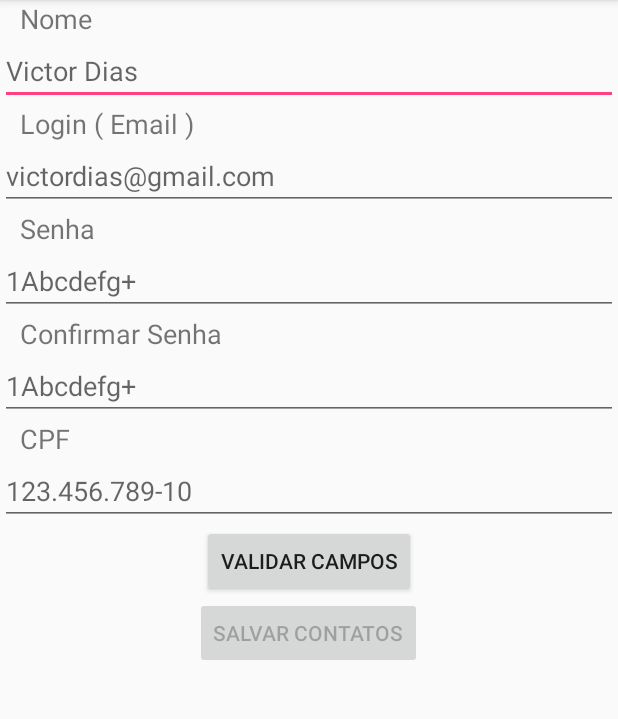
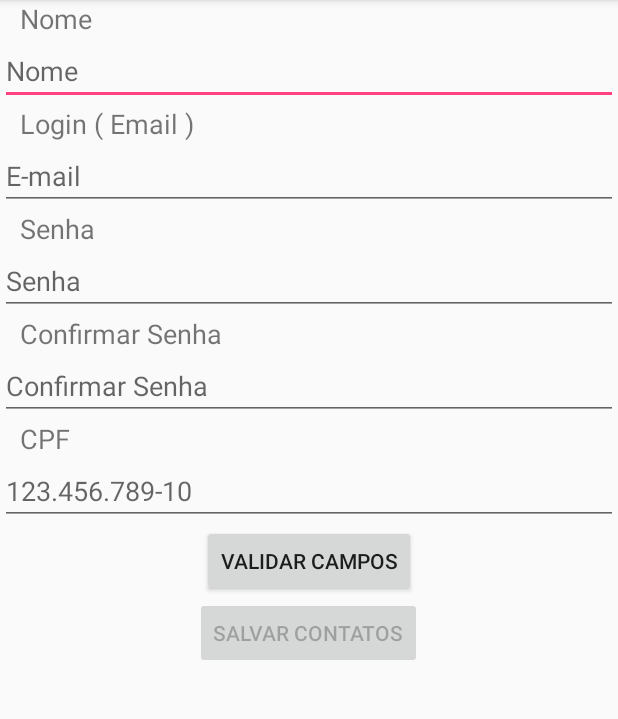
Before and after one commit to victorhugodias/Android-Monetizacao-Validacao, an Android app: the screen it shows after launch (MainActivity), on a phone screen of 412 x 824 dp, the part 84-803 px from its top. Run offline under Robolectric (Android 15) with nearby library versions, the phone set to English and light mode, and no system bars; our stand-ins replace AdMob; libraries missing offline, so code that uses them is left out: com.github.rtoshiro.util; 3 statements that could not run were skipped.

Commit message:
correções na validação do campo nome

```diff
--- a/app/src/main/res/layout/activity_main.xml
+++ b/app/src/main/res/layout/activity_main.xml
@@ -56,10 +56,11 @@
         android:layout_alignParentStart="true"
         android:layout_below="@+id/textView"
         android:ems="10"
-        android:hint="Victor Dias"
+        android:hint="Nome"
         android:inputType="textPersonName"
         android:selectAllOnFocus="true"
-        android:singleLine="true" />
+        android:singleLine="true"
+        android:digits="QWERTYUIOPASDFGHJKLÇZXCVBNMqwertyuiopasdfghjklçzxcvbnm "/>
 
     <TextView
         android:id="@+id/textView2"
@@ -79,7 +80,7 @@
         android:layout_alignParentStart="true"
         android:layout_below="@+id/textView2"
         android:ems="10"
-        android:hint="victordias@gmail.com"
+        android:hint="E-mail"
         android:inputType="textEmailAddress" />
 
     <TextView
@@ -100,7 +101,7 @@
         android:layout_alignParentStart="true"
         android:layout_below="@+id/textView3"
         android:ems="10"
-        android:hint="1Abcdefg+"
+        android:hint="Senha"
         android:inputType="textPassword" />
 
     <TextView
@@ -121,7 +122,7 @@
         android:layout_alignParentStart="true"
         android:layout_below="@+id/textView4"
         android:ems="10"
-        android:hint="1Abcdefg+"
+        android:hint="Confirmar Senha"
         android:inputType="textPassword" />
 
     <TextView
```
